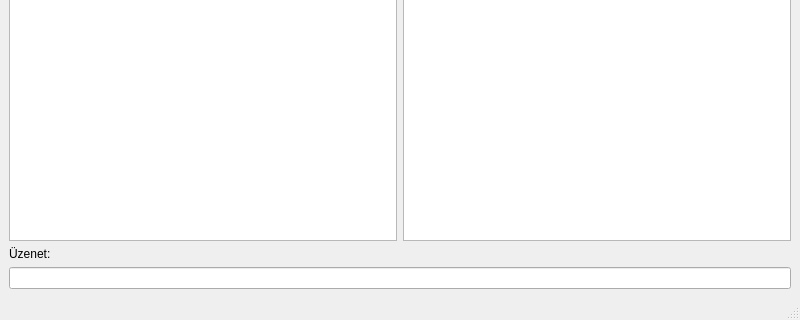
Qt form tcp_client/mainwindow.ui (daani2002/Linux_prog23-24) before a commit; both pictures show x 0 to 800 and y 280 to 600 of the 800 by 600 pixel window.
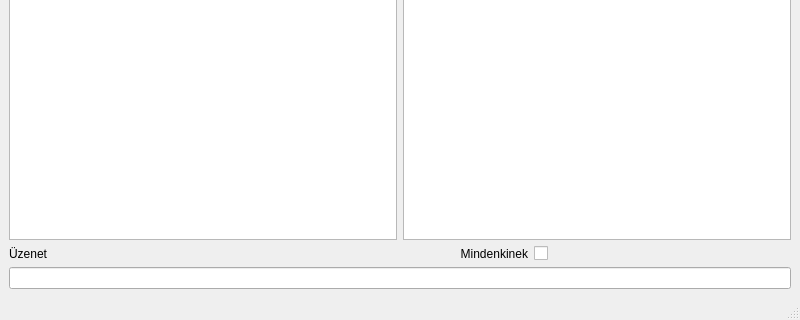
The same form after that commit.

The edit to the form file:
```diff
--- a/tcp_client/mainwindow.ui
+++ b/tcp_client/mainwindow.ui
@@ -53,11 +53,35 @@
     <item>
      <layout class="QVBoxLayout" name="verticalLayout">
       <item>
+       <layout class="QHBoxLayout" name="horizontalLayout_2">
+        <item>
        <widget class="QLabel" name="label">
         <property name="text">
-         <string>Üzenet:</string>
-        </property>
-       </widget>
+           <string>Üzenet</string>
+          </property>
+         </widget>
+        </item>
+        <item>
+         <widget class="QLabel" name="label_4">
+          <property name="layoutDirection">
+           <enum>Qt::LeftToRight</enum>
+          </property>
+          <property name="text">
+           <string>Mindenkinek</string>
+          </property>
+          <property name="alignment">
+           <set>Qt::AlignRight|Qt::AlignTrailing|Qt::AlignVCenter</set>
+          </property>
+         </widget>
+        </item>
+        <item>
+         <widget class="QCheckBox" name="checkBox">
+          <property name="text">
+           <string/>
+          </property>
+         </widget>
+        </item>
+       </layout>
       </item>
       <item>
        <widget class="QLineEdit" name="lineEdit"/>
```
Lines whose indentation alone changed are shown as unchanged.
